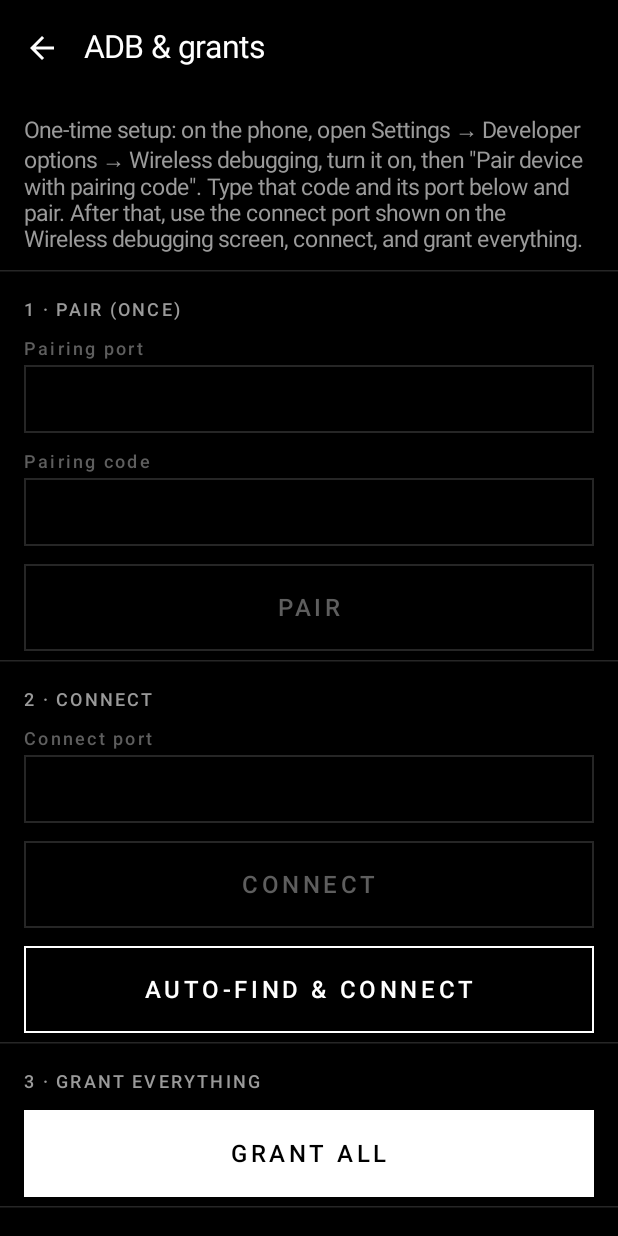
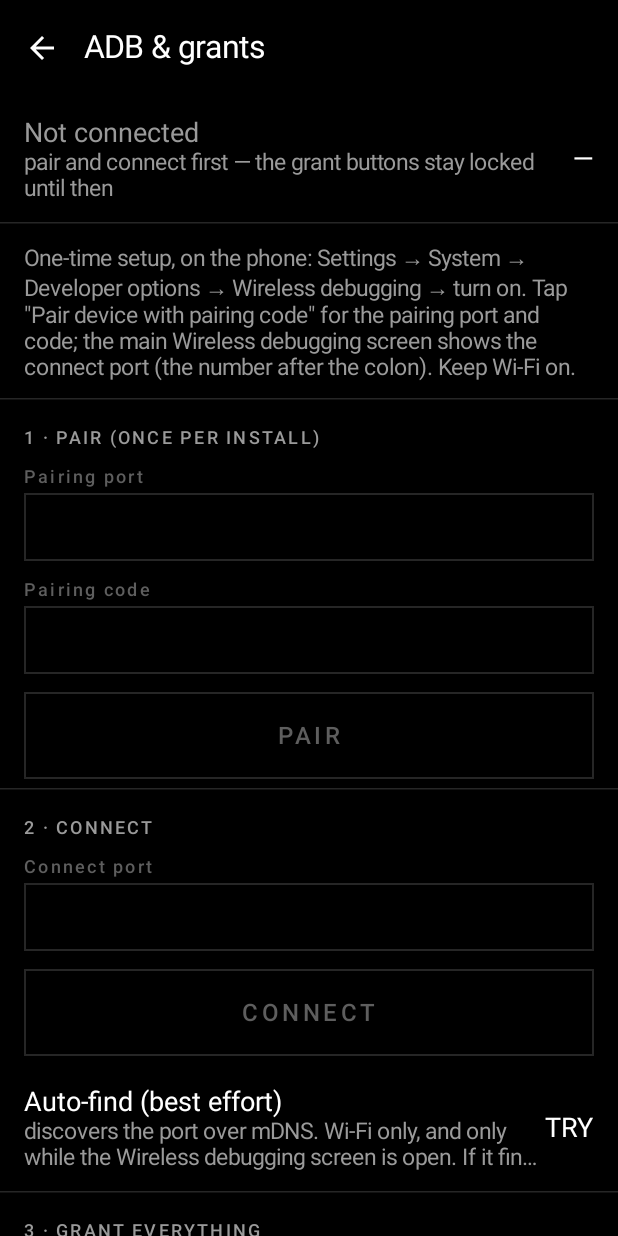
Before and after one commit to gi-os/BrightControl, an Android app built with Jetpack Compose: the screen it shows after launch (MainActivity), after a tap on "Grant everything on the phone", on a phone screen of 412 x 824 dp. Run offline under Robolectric (Android 15) with nearby library versions, the phone set to English and light mode, and no system bars; 1 other tap on this screen came first.

Commit message:
ADB screen: fix keyboard-covered scroll, gate grants on real connection, v3
- Keyboard no longer hides the pair/connect fields: adjustResize in the
  manifest + imePadding on the ADB screen, so fields scroll into reach.
- Connection is now tracked from the daemon's real isConnected(), and GRANT
  ALL / RUN stay locked until a connection exists — no more silent failures
  from tapping grant before connecting.
- CONNECT/auto reset the manager first so a stale half-open socket can't fail
  every retry; clearer, specific error lines throughout.
- Manual pair+connect is the primary path; auto-find is labelled best-effort.
- Version -> 3.0.0.

```diff
--- a/app/build.gradle.kts
+++ b/app/build.gradle.kts
@@ -32,7 +32,7 @@ android {
         targetSdk = 35
         // CI overwrites both from the workflow run number; see .github/workflows/build.yml
         versionCode = 1
-        versionName = "2.16.0"
+        versionName = "3.0.0"
 
         buildConfigField("String", "REPORT_TOKEN", "\"$reportToken\"")
         buildConfigField("String", "REPORT_REPO", "\"gi-os/light-reports\"")
--- a/app/src/main/AndroidManifest.xml
+++ b/app/src/main/AndroidManifest.xml
@@ -90,6 +90,7 @@
             android:icon="@mipmap/ic_launcher"
             android:label="@string/app_name"
             android:launchMode="singleTop"
+            android:windowSoftInputMode="adjustResize"
             android:theme="@style/Theme.LightControl">
             <intent-filter>
                 <action android:name="android.intent.action.MAIN" />
--- a/app/src/main/kotlin/com/gios/lightcontrol/ui/AdbScreen.kt
+++ b/app/src/main/kotlin/com/gios/lightcontrol/ui/AdbScreen.kt
@@ -3,9 +3,9 @@ package com.gios.lightcontrol.ui
 import androidx.compose.foundation.background
 import androidx.compose.foundation.border
 import androidx.compose.foundation.layout.Column
-import androidx.compose.foundation.layout.Row
 import androidx.compose.foundation.layout.fillMaxSize
 import androidx.compose.foundation.layout.fillMaxWidth
+import androidx.compose.foundation.layout.imePadding
 import androidx.compose.foundation.layout.padding
 import androidx.compose.foundation.rememberScrollState
 import androidx.compose.foundation.text.BasicTextField
@@ -24,6 +24,7 @@ import androidx.compose.runtime.Composable
 import androidx.compose.runtime.getValue
 import androidx.compose.runtime.mutableStateOf
 import androidx.compose.runtime.remember
+import androidx.compose.runtime.rememberCoroutineScope
 import androidx.compose.runtime.setValue
 import androidx.compose.ui.Modifier
 import androidx.compose.ui.graphics.Color
@@ -39,21 +40,19 @@ import com.gios.lightcontrol.ui.theme.Faint
 import com.gios.lightcontrol.ui.theme.RuleGrey
 import kotlinx.coroutines.Dispatchers
 import kotlinx.coroutines.launch
-import androidx.compose.runtime.rememberCoroutineScope
 import kotlinx.coroutines.withContext
 
 /**
  * The phone granting itself everything, over its own wireless debugging — so a reinstall no
  * longer means finding a computer to re-enable the service and re-grant the appops.
  *
- * How it works, said plainly on screen because it is a strange thing to ask for: Android's
- * developer options can run an ADB daemon on the device itself. This app connects to that daemon
- * over loopback with a certificate it made once, and from there the grant commands are ordinary
- * shell lines. Pairing is a one-time handshake (the phone shows a six-digit code); after it, a
- * connect and a "grant everything" is the whole job.
+ * The reliable path is the manual one: pair once with the code the phone shows, then connect on
+ * the port the Wireless debugging screen shows. Auto-find is a convenience that leans on mDNS,
+ * which only works on Wi-Fi and only while the daemon is advertising — so it is offered second,
+ * not first.
  *
- * All the network calls block, so every one runs on [Dispatchers.IO] and only the log comes back
- * to the screen.
+ * Every network call blocks and runs on [Dispatchers.IO]; after each one the real connection
+ * state is read back so the grant steps stay locked until a connection actually exists.
  */
 @OptIn(ExperimentalMaterial3Api::class)
 @Composable
@@ -68,20 +67,26 @@ fun AdbScreen(onBack: () -> Unit) {
     var command by remember { mutableStateOf("") }
 
     var busy by remember { mutableStateOf(false) }
+    var connected by remember { mutableStateOf(false) }
     var log by remember { mutableStateOf(listOf<String>()) }
-    fun say(line: String) { log = (log + line).takeLast(60) }
+    fun say(line: String) { log = (log + line).takeLast(80) }
 
     // Every action funnels through here: refuse to overlap, flip busy, run off the main thread,
-    // and turn any thrown transport error into a log line rather than a crash.
+    // turn any thrown transport error into a log line rather than a crash, and read the real
+    // connection state back so the UI can gate on it.
     fun run(label: String, block: suspend () -> String) {
         if (busy) return
         busy = true
         say("> $label")
         scope.launch {
-            val result = withContext(Dispatchers.IO) {
-                runCatching { block() }.getOrElse { "error: ${it.message ?: it.javaClass.simpleName}" }
+            val (msg, conn) = withContext(Dispatchers.IO) {
+                val m = runCatching { block() }
+                    .getOrElse { "error: ${it.message ?: it.javaClass.simpleName}" }
+                val c = runCatching { AdbManager.getInstance(context).connected() }.getOrDefault(false)
+                m to c
             }
-            if (result.isNotBlank()) say(result)
+            if (msg.isNotBlank()) say(msg)
+            connected = conn
             busy = false
         }
     }
@@ -103,29 +108,42 @@ fun AdbScreen(onBack: () -> Unit) {
             )
         },
     ) { pad ->
-        Column(Modifier.padding(pad).fillMaxSize().verticalScroll(scroll)) {
-            GuideText(
-                "One-time setup: on the phone, open Settings → Developer options → Wireless " +
-                    "debugging, turn it on, then \"Pair device with pairing code\". Type that " +
-                    "code and its port below and pair. After that, use the connect port shown on " +
-                    "the Wireless debugging screen, connect, and grant everything.",
+        // imePadding keeps the last fields above the keyboard on the phones that run edge-to-edge;
+        // adjustResize in the manifest handles the rest. Either way the fields scroll into reach.
+        Column(Modifier.padding(pad).fillMaxSize().imePadding().verticalScroll(scroll)) {
+            MenuRow(
+                label = if (connected) "Connected" else "Not connected",
+                detail = if (connected) "OK" else "—",
+                sub = if (connected) {
+                    "the phone is talking to its own daemon; grants below are unlocked"
+                } else {
+                    "pair and connect first — the grant buttons stay locked until then"
+                },
+                dim = !connected,
             )
             Rule()
 
-            SectionLabel("1 · PAIR (ONCE)")
+            GuideText(
+                "One-time setup, on the phone: Settings → System → Developer options → Wireless " +
+                    "debugging → turn on. Tap \"Pair device with pairing code\" for the pairing " +
+                    "port and code; the main Wireless debugging screen shows the connect port " +
+                    "(the number after the colon). Keep Wi-Fi on.",
+            )
+            Rule()
+
+            SectionLabel("1 · PAIR (ONCE PER INSTALL)")
             AdbField("Pairing port", pairPort, KeyboardType.Number) { pairPort = it }
             AdbField("Pairing code", pairCode, KeyboardType.Number) { pairCode = it }
             BigButton(
                 label = if (busy) "…" else "PAIR",
-                filled = false,
                 enabled = !busy && pairPort.isNotBlank() && pairCode.isNotBlank(),
                 modifier = Modifier.fillMaxWidth().padding(horizontal = 16.dp, vertical = 6.dp),
             ) {
                 val port = pairPort.trim().toIntOrNull()
                 if (port == null) { say("pairing port is not a number"); return@BigButton }
                 run("pair on $port") {
-                    val ok = AdbManager.getInstance(context).pair(prefs.adbHost, port, pairCode.trim())
-                    if (ok) "paired — now connect below" else "pairing failed"
+                    val ok = AdbManager.getInstance(context).pair("127.0.0.1", port, pairCode.trim())
+                    if (ok) "paired — now connect below" else "pairing rejected — re-check the code and port"
                 }
             }
             Rule()
@@ -134,6 +152,7 @@ fun AdbScreen(onBack: () -> Unit) {
             AdbField("Connect port", connectPort, KeyboardType.Number) { connectPort = it }
             BigButton(
                 label = if (busy) "…" else "CONNECT",
+                filled = true,
                 enabled = !busy && connectPort.isNotBlank(),
                 modifier = Modifier.fillMaxWidth().padding(horizontal = 16.dp, vertical = 6.dp),
             ) {
@@ -141,27 +160,39 @@ fun AdbScreen(onBack: () -> Unit) {
                 if (port == null) { say("connect port is not a number"); return@BigButton }
                 prefs.adbPort = connectPort.trim()
                 run("connect $port") {
-                    val ok = AdbManager.getInstance(context).connect(prefs.adbHost, port)
-                    if (ok) "connected" else "connect failed — check the port and that pairing succeeded"
+                    // A stale half-open manager fails every retry; start clean each connect.
+                    AdbManager.reset()
+                    val ok = AdbManager.getInstance(context).connect("127.0.0.1", port)
+                    if (ok) "connected" else "connect refused — is the connect port right, and did pairing succeed?"
                 }
             }
-            BigButton(
-                label = "AUTO-FIND & CONNECT",
-                enabled = !busy,
-                modifier = Modifier.fillMaxWidth().padding(horizontal = 16.dp, vertical = 6.dp),
-            ) {
-                run("auto-connect") {
-                    val ok = AdbManager.getInstance(context).autoConnect(context, 15_000L)
-                    if (ok) "connected (auto-discovered)" else "no daemon found — enter the port by hand"
-                }
-            }
+            MenuRow(
+                label = "Auto-find (best effort)",
+                detail = if (busy) "…" else "TRY",
+                sub = "discovers the port over mDNS. Wi-Fi only, and only while the Wireless " +
+                    "debugging screen is open. If it finds nothing, type the port above.",
+                onClick = {
+                    if (!busy) run("auto-find") {
+                        AdbManager.reset()
+                        val ok = AdbManager.getInstance(context).autoConnect(context, 15_000L)
+                        if (ok) "connected (auto-discovered)" else "nothing found — enter the connect port by hand"
+                    }
+                },
+            )
             Rule()
 
             SectionLabel("3 · GRANT EVERYTHING")
+            if (!connected) {
+                MenuRow(
+                    label = "Connect first",
+                    sub = "these run against the connected daemon",
+                    dim = true,
+                )
+            }
             BigButton(
                 label = "GRANT ALL",
                 filled = true,
-                enabled = !busy,
+                enabled = !busy && connected,
                 modifier = Modifier.fillMaxWidth().padding(horizontal = 16.dp, vertical = 6.dp),
             ) {
                 run("grant all") {
@@ -182,12 +213,12 @@ fun AdbScreen(onBack: () -> Unit) {
             SectionLabel("ADVANCED — RUN A COMMAND")
             GuideText(
                 "Runs against the phone's own shell (no \"adb shell\" prefix). Whatever the daemon " +
-                    "can do, this can — so be as careful as you would be at a terminal.",
+                    "can do, this can — be as careful as you would be at a terminal.",
             )
             AdbField("shell command", command, KeyboardType.Text) { command = it }
             BigButton(
                 label = "RUN",
-                enabled = !busy && command.isNotBlank(),
+                enabled = !busy && connected && command.isNotBlank(),
                 modifier = Modifier.fillMaxWidth().padding(horizontal = 16.dp, vertical = 6.dp),
             ) {
                 val c = command.trim()
@@ -210,7 +241,7 @@ fun AdbScreen(onBack: () -> Unit) {
                 }
                 MenuRow(label = "Clear log", detail = "×", onClick = { log = emptyList() })
             }
-            Gap(28)
+            Gap(48)
         }
     }
 }
```
Also changed, not shown: app/src/main/kotlin/com/gios/lightcontrol/adb/AdbManager.kt (+15 -0 lines).
